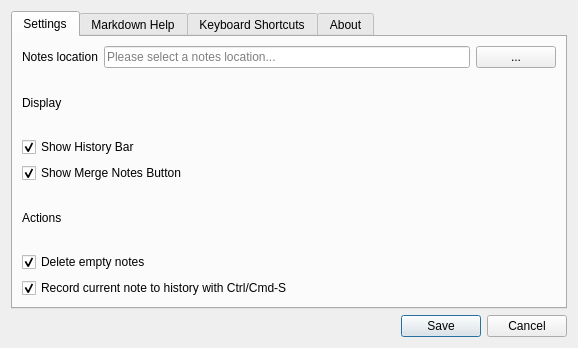
Qt form Motome/Views/SettingsDialog.ui (akehrer/Motome) before a commit.
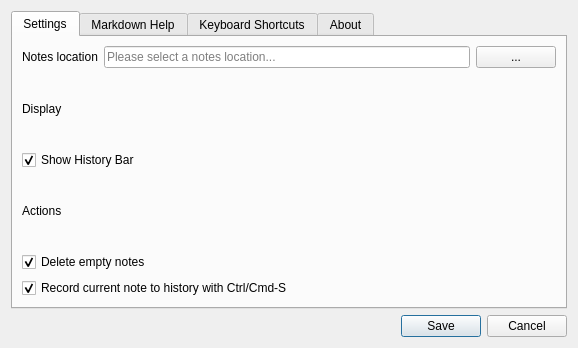
The same form after that commit. Icons and pictures are not drawn.

Commit message: Removed merge notes and merge history from development branch Html files for preview now saved in separate folder Settings help file locations changed Added folder creation for media and html folders when needed

What changed in the file:
```diff
--- a/Motome/Views/SettingsDialog.ui
+++ b/Motome/Views/SettingsDialog.ui
@@ -79,16 +79,6 @@
          </property>
         </widget>
        </item>
-       <item>
-        <widget class="QCheckBox" name="conf_checkbox_merge">
-         <property name="text">
-          <string>Show Merge Notes Button</string>
-         </property>
-         <property name="checked">
-          <bool>true</bool>
-         </property>
-        </widget>
-       </item>
        <item>
         <widget class="QLabel" name="label_4">
          <property name="text">
```
Left out of the diff: 15 changed lines with no effect on the pictures. The commit also changes 21 other files.
